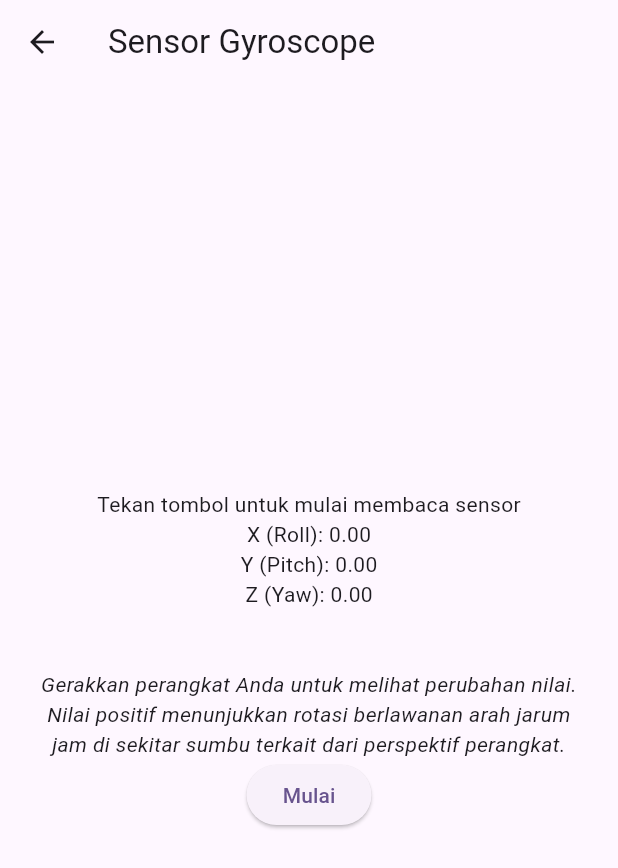
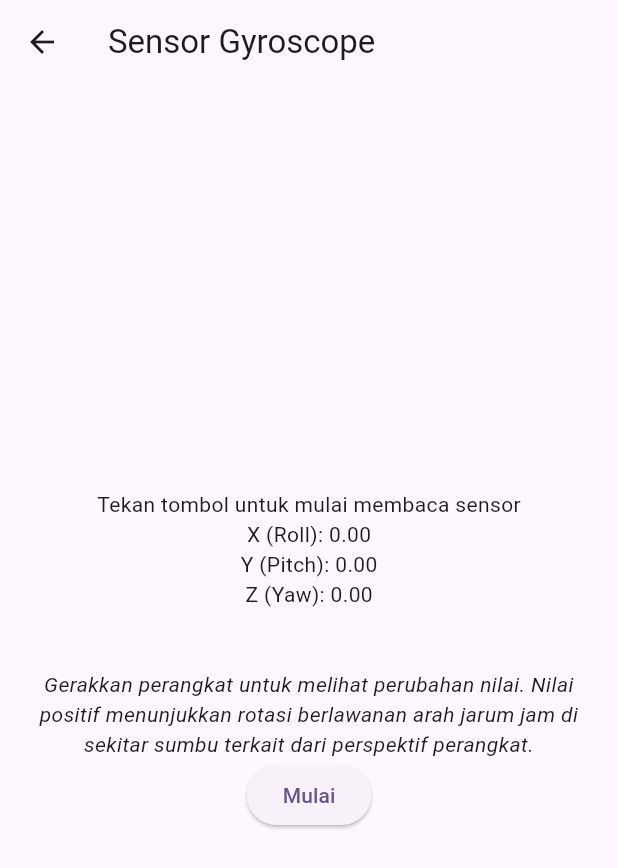
Before and after one commit to mohammadzarkasi/mobpro-flutter, a Flutter app: the SensorGyroscopeScreen screen opened directly, on a phone screen of 412 x 824 dp. Shown: the top 868 px of the screen. Run offline on Flutter 3.47's test engine with Material 3 defaults, Android fonts, the phone set to English and light mode, and no system bars; our stand-ins replace camera, flutter_map, geolocator, latlong2, sensors_plus.

Commit message:
hapus komen dan ubah teks

```diff
--- a/2025/lib/sensor/sensor_accelerometer_screen.dart
+++ b/2025/lib/sensor/sensor_accelerometer_screen.dart
@@ -54,11 +54,6 @@ class _SensorAccelerometerScreenState extends State<SensorAccelerometerScreen> {
         child: Column(
           mainAxisAlignment: MainAxisAlignment.center,
           children: [
-            // Text(
-            //   _isListening
-            //       ? "Membaca sensor accelerometer..."
-            //       : "Tekan tombol untuk mulai membaca sensor",
-            // ),
             Text("X: $_accX"),
             Text("Y: $_accY"),
             Text("Z: $_accZ"),
--- a/2025/lib/sensor/sensor_gyroscope_screen.dart
+++ b/2025/lib/sensor/sensor_gyroscope_screen.dart
@@ -59,7 +59,7 @@ class _SensorGyroscopeScreenState extends State<SensorGyroscopeScreen> {
             const Padding(
               padding: EdgeInsets.symmetric(horizontal: 20.0),
               child: Text(
-                'Gerakkan perangkat Anda untuk melihat perubahan nilai. '
+                'Gerakkan perangkat untuk melihat perubahan nilai. '
                 'Nilai positif menunjukkan rotasi berlawanan arah jarum jam '
                 'di sekitar sumbu terkait dari perspektif perangkat.',
                 textAlign: TextAlign.center,
```
